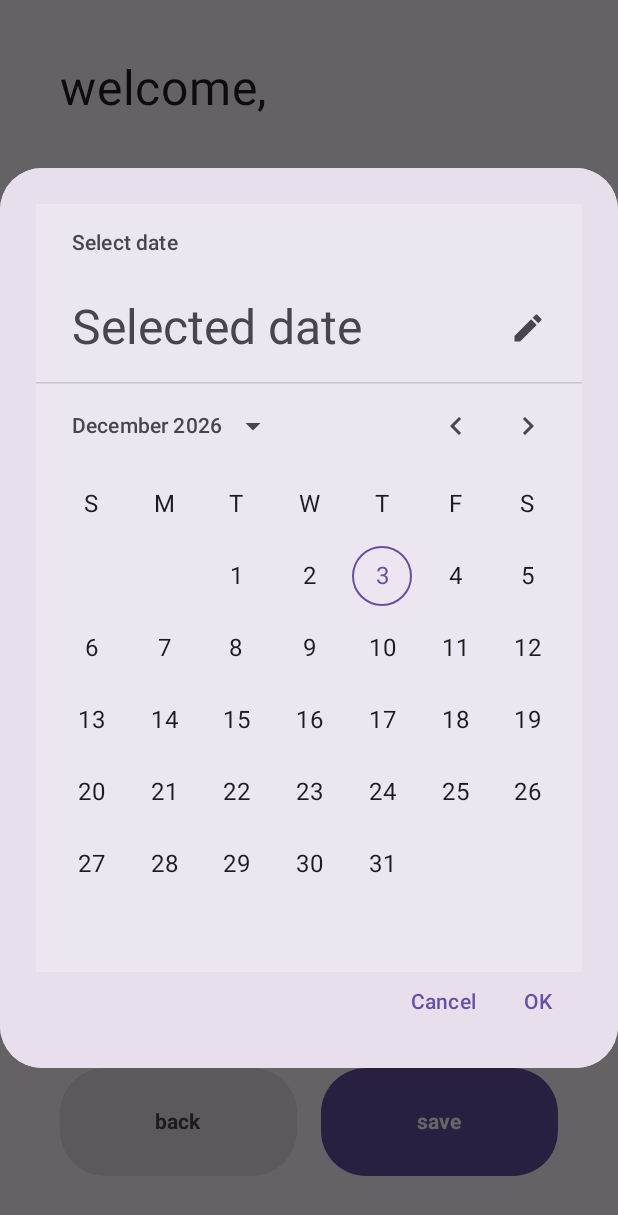
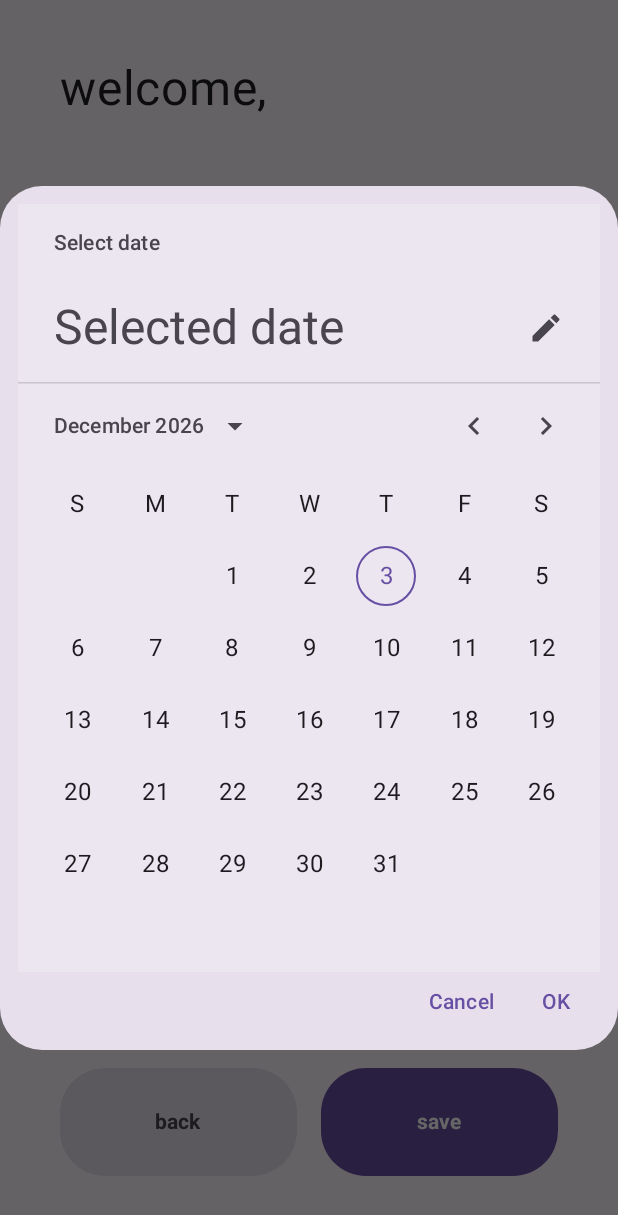
Before and after one commit to harshrajput1506/android_bmi_tracker, an Android app built with Jetpack Compose: the BasicProfileScreen screen opened through its navigation route, after a tap on an icon or button, on a phone screen of 412 x 824 dp. Shown: the top 1215 px of the screen. Run offline under Robolectric (Android 15) with nearby library versions, the phone set to English and light mode, and no system bars; our stand-ins replace Dagger/Hilt's generated code, Firebase (no records; nobody signed in at launch, a user with empty details on screens opened directly); 17 statements that could not run were skipped; 3 other taps on this screen came first.

Commit message:
fixing some bugs and add release apk

```diff
--- a/app/src/main/java/com/example/bmitracker/data/DataSession.kt
+++ b/app/src/main/java/com/example/bmitracker/data/DataSession.kt
@@ -48,7 +48,7 @@ class DataSession @Inject constructor(
         return dataStore.data.catch {
             emit(emptyPreferences())
         }.map { preference ->
-            preference[bmiKey] ?: ""
+            preference[bmiKey] ?: "0"
         }
     }
 
--- a/app/src/main/java/com/example/bmitracker/screens/profile/BasicProfileScreen.kt
+++ b/app/src/main/java/com/example/bmitracker/screens/profile/BasicProfileScreen.kt
@@ -20,6 +20,7 @@ import androidx.compose.foundation.layout.size
 import androidx.compose.foundation.layout.width
 import androidx.compose.foundation.shape.RoundedCornerShape
 import androidx.compose.foundation.text.KeyboardOptions
+import androidx.compose.material3.AlertDialog
 import androidx.compose.material3.Button
 import androidx.compose.material3.ButtonDefaults
 import androidx.compose.material3.Card
@@ -455,21 +456,17 @@ fun DatePickerDialog(
     Dialog(
         onDismissRequest = onDismissRequest,
         properties = DialogProperties(
-            usePlatformDefaultWidth = false
+            usePlatformDefaultWidth = true
         ),
     ) {
-        Surface(
+        Card(
             shape = MaterialTheme.shapes.extraLarge,
-            tonalElevation = 6.dp,
-            modifier = Modifier
-                .background(
-                    shape = MaterialTheme.shapes.extraLarge,
-                    color = MaterialTheme.colorScheme.surfaceVariant
-                ),
-            color = MaterialTheme.colorScheme.surfaceVariant
+            colors = CardDefaults.cardColors(
+                containerColor = MaterialTheme.colorScheme.surfaceVariant
+            )
         ) {
             Column(
-                modifier = Modifier.padding(24.dp),
+                modifier = Modifier.padding(12.dp),
                 horizontalAlignment = Alignment.CenterHorizontally
             ) {
                 content()
--- a/app/src/main/java/com/example/bmitracker/screens/profile/ProfileViewModel.kt
+++ b/app/src/main/java/com/example/bmitracker/screens/profile/ProfileViewModel.kt
@@ -98,18 +98,20 @@ class ProfileViewModel @Inject constructor(
 
     @RequiresApi(Build.VERSION_CODES.O)
     fun onSave() {
-        if(isInputChanges()) {
         val user = _state.value.user
         if(user.profile.weight.isEmpty() || user.profile.height.isEmpty() || user.profile.dob.isNullOrEmpty()){
             _state.value = _state.value.copy(isError = true)
         } else {
+            if(isInputChanges()) {
                 _state.value = _state.value.copy(isLoading = true)
                 saveUserData()
-            }
             } else {
                 // Back to previous screen
                 _state.value = _state.value.copy(isUpdated = true)
             }
+
+        }
+
 
 
     }
--- a/gradle/libs.versions.toml
+++ b/gradle/libs.versions.toml
@@ -1,5 +1,5 @@
 [versions]
-agp = "8.4.2"
+agp = "8.5.0"
 coilCompose = "2.4.0"
 datastorePreferences = "1.1.1"
 hiltAndroid = "2.49"
```
Also changed, not shown: gradle/wrapper/gradle-wrapper.properties, 4 other files. Lines whose indentation alone changed are shown as unchanged.
